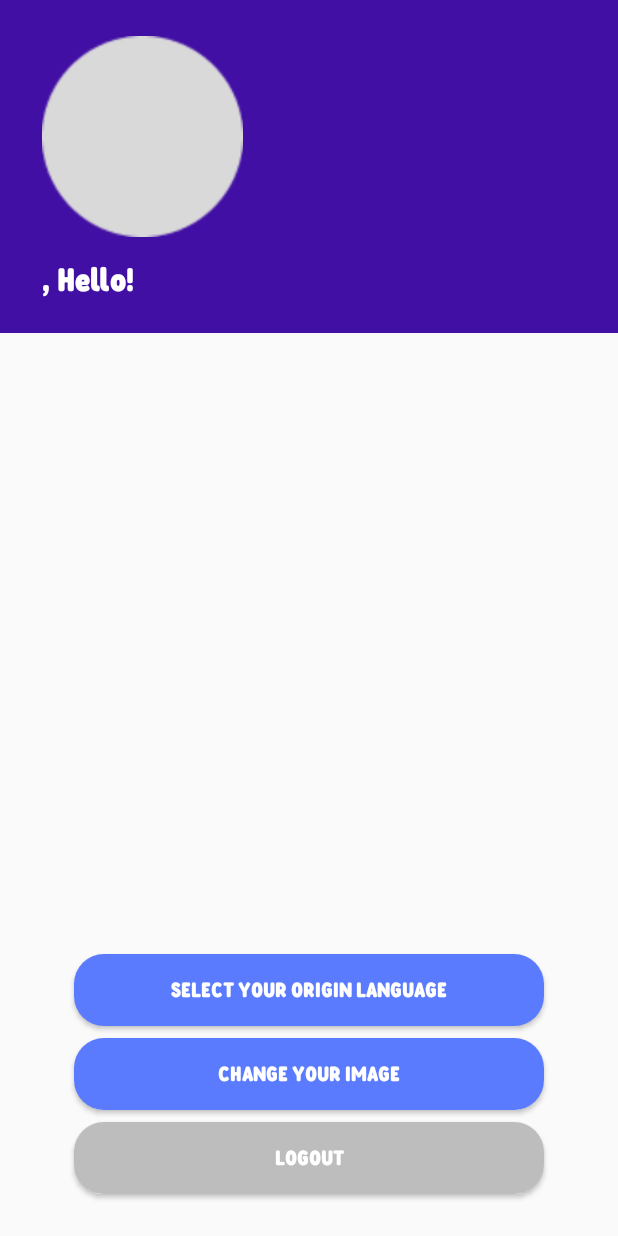
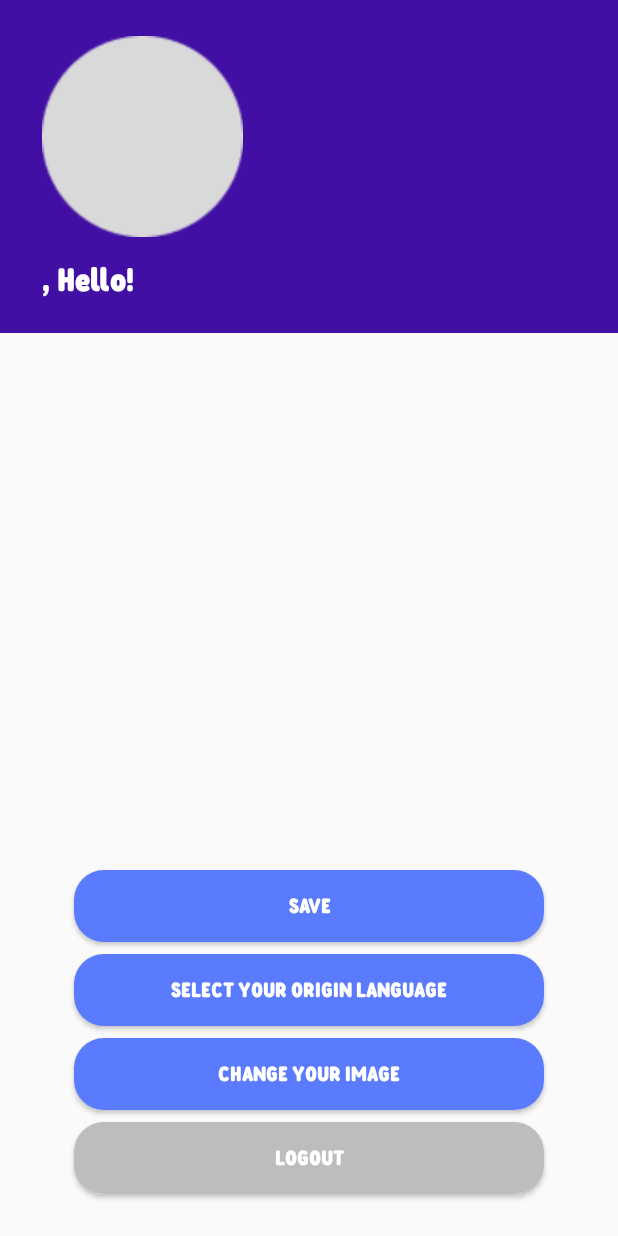
Before and after one commit to huakim/mobile_android_test_app, an Android app: the MainActivity screen opened directly, with no data from a screen before it, after a tap on an icon or button, on a phone screen of 412 x 824 dp. Run offline under Robolectric (Android 15) with nearby library versions, the phone set to English and light mode, and no system bars.

Commit message:
Исправил кнопку выбора изображения

```diff
--- a/app/src/main/AndroidManifest.xml
+++ b/app/src/main/AndroidManifest.xml
@@ -1,6 +1,8 @@
 <?xml version="1.0" encoding="utf-8"?>
 <manifest xmlns:android="http://schemas.android.com/apk/res/android"
     xmlns:tools="http://schemas.android.com/tools">
+
+    <uses-permission android:name="android.permission.READ_EXTERNAL_STORAGE" />
 
     <application
         android:allowBackup="true"
@@ -64,6 +66,6 @@
                 <category android:name="android.intent.category.LAUNCHER" />
             </intent-filter>
         </activity>
+
     </application>
-
 </manifest>
--- a/app/src/main/java/org/akusha/lang/MainActivity.java
+++ b/app/src/main/java/org/akusha/lang/MainActivity.java
@@ -3,6 +3,7 @@ package org.akusha.lang;
 import androidx.appcompat.app.AppCompatActivity;
 
 import android.content.Intent;
+import android.widget.ImageView;
 
 public class MainActivity extends AppCompatActivity {
 
@@ -15,6 +16,10 @@ public class MainActivity extends AppCompatActivity {
 
         findViewById(R.id.buttonWordPractice).setOnClickListener(v -> startActivity(new Intent(MainActivity.this, WordPractice.class)));
 
+        android.net.Uri image = Profile.imageUri;
+        if (image != null){
+            ((ImageView) findViewById(R.id.imageAvatar)).setImageURI(image);
+        }
 
         findViewById(R.id.imageAvatar).setOnClickListener(v -> startActivity(new Intent(MainActivity.this, Profile.class)));
     }
--- a/app/src/main/java/org/akusha/lang/Profile.java
+++ b/app/src/main/java/org/akusha/lang/Profile.java
@@ -1,21 +1,70 @@
 package org.akusha.lang;
 
 import androidx.appcompat.app.AppCompatActivity;
+import androidx.core.app.ActivityCompat;
+import androidx.core.content.ContextCompat;
 
 import android.content.Intent;
+import android.content.pm.PackageManager;
+import android.net.Uri;
+import android.provider.MediaStore;
+import android.widget.ImageView;
 import android.widget.TextView;
+
+import java.security.Permission;
 
 public class Profile extends AppCompatActivity {
 
+    private static final int REQUEST_CODE_PICK_IMAGE = 123;
+    private static final int PERMISSION_REQUEST_CODE = 456;
+
+    private void pickImage() {
+        // Check if the app has permission to access external storage
+
+            // Launch the image picker
+            Intent intent = new Intent(Intent.ACTION_PICK, MediaStore.Images.Media.EXTERNAL_CONTENT_URI);
+            startActivityForResult(intent, REQUEST_CODE_PICK_IMAGE);
+    }
+    public static Uri imageUri = null;
+    @Override
+    protected void onActivityResult(int requestCode, int resultCode, Intent data) {
+        super.onActivityResult(requestCode, resultCode, data);
+        if (requestCode == REQUEST_CODE_PICK_IMAGE && resultCode == RESULT_OK && data != null) {
+            // Get the selected image URI
+            Uri imageUri = data.getData();
+            Profile.imageUri = imageUri;
+            // Do something with the selected image, e.g., display it in an ImageView
+            ((ImageView)findViewById(R.id.imageAvatar2)).setImageURI(imageUri);
+        }
+    }
     @Override
     protected void onCreate(android.os.Bundle savedInstanceState) {
         super.onCreate(savedInstanceState);
         setContentView(R.layout.activity_profile);
 
+
         TextView text = ((TextView)findViewById(R.id.textView21));
         String str = text.getText().toString();
         text.setText(Login.value+", "+str);
 
+
+        android.net.Uri image = Profile.imageUri;
+        if (image != null){
+            ((ImageView) findViewById(R.id.imageAvatar2)).setImageURI(image);
+        }
+
+        findViewById(R.id.saveButton).setOnClickListener(
+                v -> {
+                    startActivity(new Intent(Profile.this, MainActivity.class));
+                }
+        );
+
+        findViewById(R.id.changeImageButton).setOnClickListener(
+                v -> {
+                    pickImage();
+                }
+        );
+
         findViewById(R.id.changeLangButton).setOnClickListener(v -> startActivity(new Intent(Profile.this, LanguageSelect.class)));
     }
 }
--- a/app/src/main/res/layout/activity_profile.xml
+++ b/app/src/main/res/layout/activity_profile.xml
@@ -15,12 +15,25 @@
         android:fontFamily="@font/fredoka_condensed_bold"
         android:text="@string/whats_your_language"
         android:textColor="@color/white"
-        app:layout_constraintBottom_toTopOf="@+id/choose_button3"
+        app:layout_constraintBottom_toTopOf="@+id/changeImageButton"
         app:layout_constraintEnd_toEndOf="parent"
         app:layout_constraintStart_toStartOf="parent" />
 
     <Button
-        android:id="@+id/choose_button3"
+        android:id="@+id/saveButton"
+        android:layout_width="313dp"
+        android:layout_height="0dp"
+        android:layout_marginBottom="8dp"
+        android:background="@drawable/button_rounded_blue"
+        android:fontFamily="@font/fredoka_condensed_bold"
+        android:text="@string/save"
+        android:textColor="@color/white"
+        app:layout_constraintBottom_toTopOf="@+id/changeLangButton"
+        app:layout_constraintEnd_toEndOf="parent"
+        app:layout_constraintStart_toStartOf="parent" />
+
+    <Button
+        android:id="@+id/changeImageButton"
         android:layout_width="313dp"
         android:layout_height="0dp"
         android:layout_marginBottom="8dp"
--- a/app/src/main/res/values/strings.xml
+++ b/app/src/main/res/values/strings.xml
@@ -1,6 +1,7 @@
 <resources>
     <string name="app_name">Language_app</string>
     <string name="signup">Sign Up</string>
+    <string name="save">Save</string>
     <string name="who_is_image">Who is on the image?</string>
     <string name="monkey">monkey</string>
     <string name="hen">hen</string>
```
Also changed, not shown: 2 other files.
